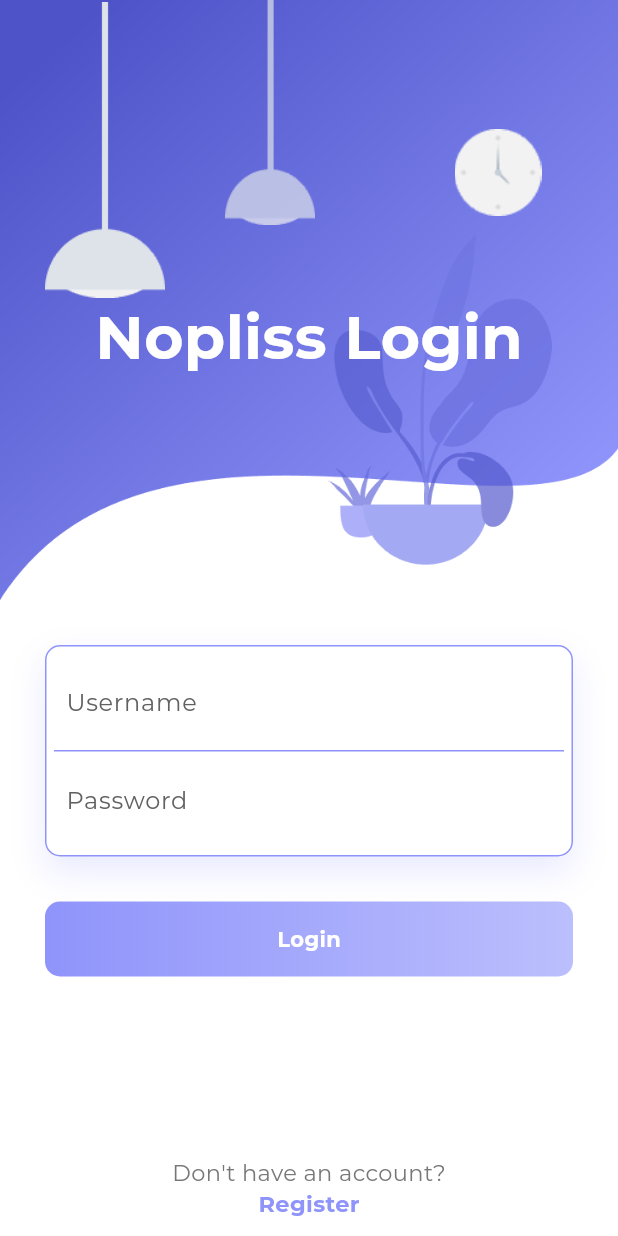
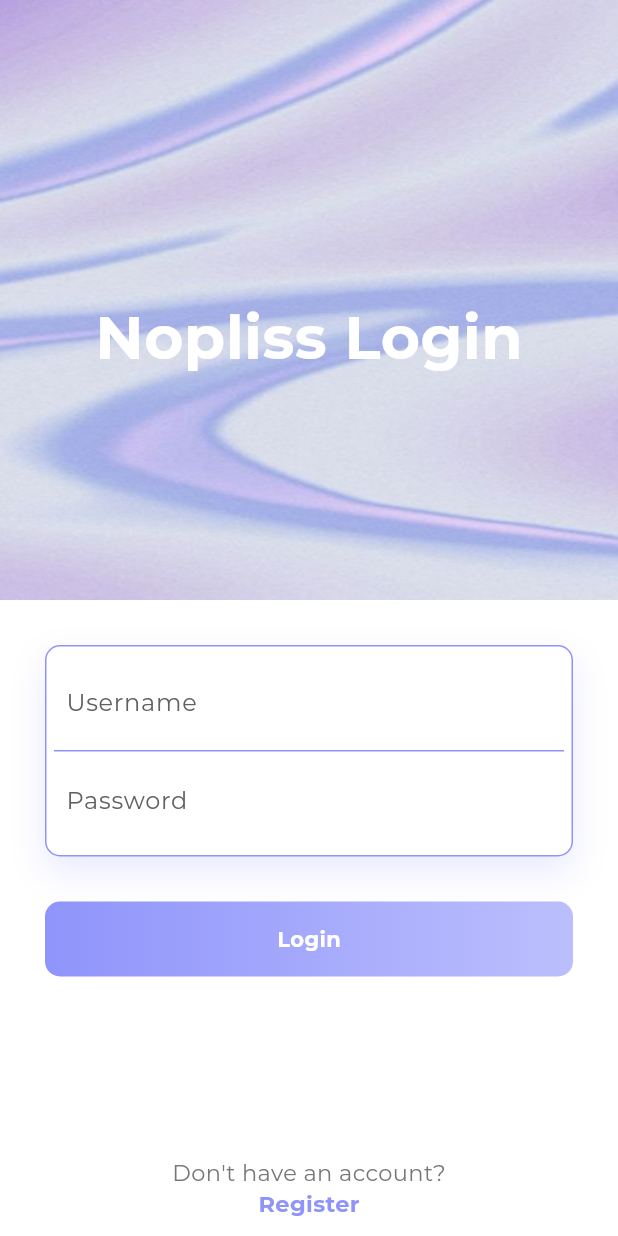
Before and after one commit to alpine23/project_praktpm, a Flutter app: the screen it shows after launch, on a phone screen of 412 x 824 dp. Run offline on Flutter 3.47's test engine with Material 3 defaults, Android fonts, the phone set to English and light mode, and no system bars; our stand-ins replace animate_do, image_picker, shared_preferences, sqflite; missing offline and left inert: cryptography; accounts and stored records are empty.

Commit message:
Update Project Prak TPM

```diff
--- a/lib/views/home_page.dart
+++ b/lib/views/home_page.dart
@@ -19,7 +19,7 @@ class _HomePageState extends State<HomePage> {
   final Map<String, double> _exchangeRates = {
     'IDR': 1,
     'MYR': 0.00029,
-    'SGD': 0.000094,
+    'SGD': 0.000083,
   };
 
   @override
--- a/lib/views/login_page.dart
+++ b/lib/views/login_page.dart
@@ -57,52 +57,6 @@ class _LoginPageState extends State<LoginPage> {
       ),
       child: Stack(
         children: <Widget>[
-          Positioned(
-            left: 30,
-            width: 80,
-            height: 200,
-            child: FadeInUp(
-              duration: Duration(seconds: 1),
-              child: Container(
-                decoration: BoxDecoration(
-                  image: DecorationImage(
-                    image: AssetImage('assets/images/light-1.png'),
-                  ),
-                ),
-              ),
-            ),
-          ),
-          Positioned(
-            left: 140,
-            width: 80,
-            height: 150,
-            child: FadeInUp(
-              duration: Duration(milliseconds: 1200),
-              child: Container(
-                decoration: BoxDecoration(
-                  image: DecorationImage(
-                    image: AssetImage('assets/images/light-2.png'),
-                  ),
-                ),
-              ),
-            ),
-          ),
-          Positioned(
-            right: 40,
-            top: 40,
-            width: 80,
-            height: 150,
-            child: FadeInUp(
-              duration: Duration(milliseconds: 1300),
-              child: Container(
-                decoration: BoxDecoration(
-                  image: DecorationImage(
-                    image: AssetImage('assets/images/clock.png'),
-                  ),
-                ),
-              ),
-            ),
-          ),
           Positioned(
             child: FadeInUp(
               duration: Duration(milliseconds: 1600),
--- a/pubspec.yaml
+++ b/pubspec.yaml
@@ -20,6 +20,7 @@ dependencies:
   path: ^1.9.0
   shared_preferences: ^2.2.3
   sqflite: ^2.3.3+1
+  url_launcher: ^6.3.0
 
 dev_dependencies:
   flutter_test:
```
Also changed, not shown: lib/views/detail_page.dart (+33 -1 lines), lib/views/register_page.dart (+2 -49 lines), assets/images/background.png, assets/images/clock.png (deleted), assets/images/light-1.png (deleted), assets/images/light-2.png (deleted), pubspec.lock, 6 other files.
